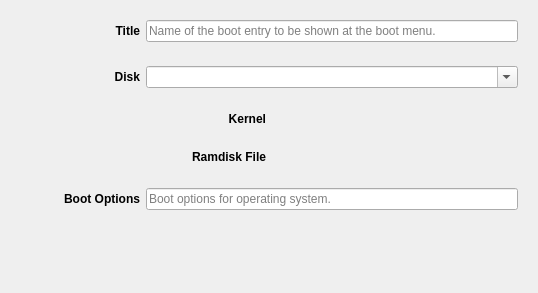
First picture: the form in kde/boot-manager/manager/ui/edit.ui, repository pars-linux/uludag, before the edit.
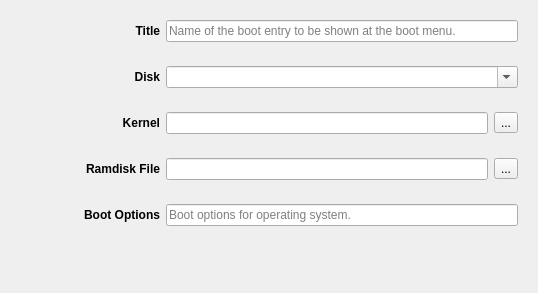
Second picture: the form after the edit. Custom widgets are drawn as their Qt base class.

```diff
--- a/kde/boot-manager/manager/ui/edit.ui
+++ b/kde/boot-manager/manager/ui/edit.ui
@@ -27,7 +27,7 @@
        <widget class="QLabel" name="label_5">
         <property name="minimumSize">
          <size>
-          <width>120</width>
+          <width>140</width>
           <height>0</height>
          </size>
         </property>
@@ -65,7 +65,7 @@
        <widget class="QLabel" name="label">
         <property name="minimumSize">
          <size>
-          <width>120</width>
+          <width>140</width>
           <height>0</height>
          </size>
         </property>
@@ -109,7 +109,7 @@
        <widget class="QLabel" name="label_2">
         <property name="minimumSize">
          <size>
-          <width>120</width>
+          <width>140</width>
           <height>0</height>
          </size>
         </property>
@@ -131,9 +131,12 @@
        </widget>
       </item>
       <item row="0" column="1">
-       <widget class="KUrlRequester" name="lineKernel">
-        <property name="clickMessage">
-         <string>Operating system kernel.</string>
+       <widget class="QLineEdit" name="lineKernel"/>
+      </item>
+      <item row="0" column="2">
+       <widget class="QToolButton" name="kernelButton">
+        <property name="text">
+         <string>...</string>
         </property>
        </widget>
       </item>
@@ -147,7 +150,7 @@
        <widget class="QLabel" name="label_3">
         <property name="minimumSize">
          <size>
-          <width>120</width>
+          <width>140</width>
           <height>0</height>
          </size>
         </property>
@@ -169,9 +172,12 @@
        </widget>
       </item>
       <item row="0" column="1">
-       <widget class="KUrlRequester" name="lineRamdisk">
-        <property name="clickMessage">
-         <string>File that contains a micro operating system for preloading kernel modules.</string>
+       <widget class="QLineEdit" name="lineRamdisk"/>
+      </item>
+      <item row="0" column="2">
+       <widget class="QToolButton" name="ramdiskButton">
+        <property name="text">
+         <string>...</string>
         </property>
        </widget>
       </item>
@@ -185,7 +191,7 @@
        <widget class="QLabel" name="label_4">
         <property name="minimumSize">
          <size>
-          <width>120</width>
+          <width>140</width>
           <height>0</height>
          </size>
         </property>
@@ -231,13 +237,6 @@
    </item>
   </layout>
  </widget>
- <customwidgets>
-  <customwidget>
-   <class>KUrlRequester</class>
-   <extends>QFrame</extends>
-   <header>kurlrequester.h</header>
-  </customwidget>
- </customwidgets>
  <tabstops>
   <tabstop>lineTitle</tabstop>
   <tabstop>lineDisk</tabstop>
```
